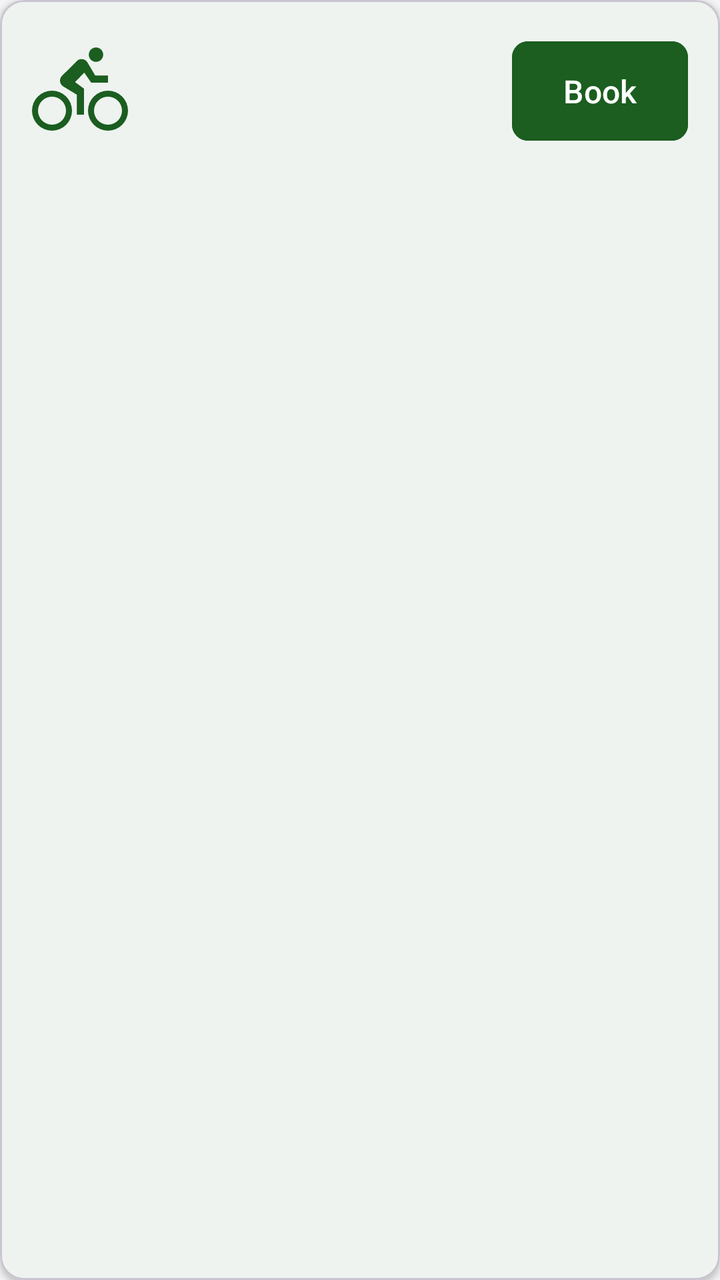
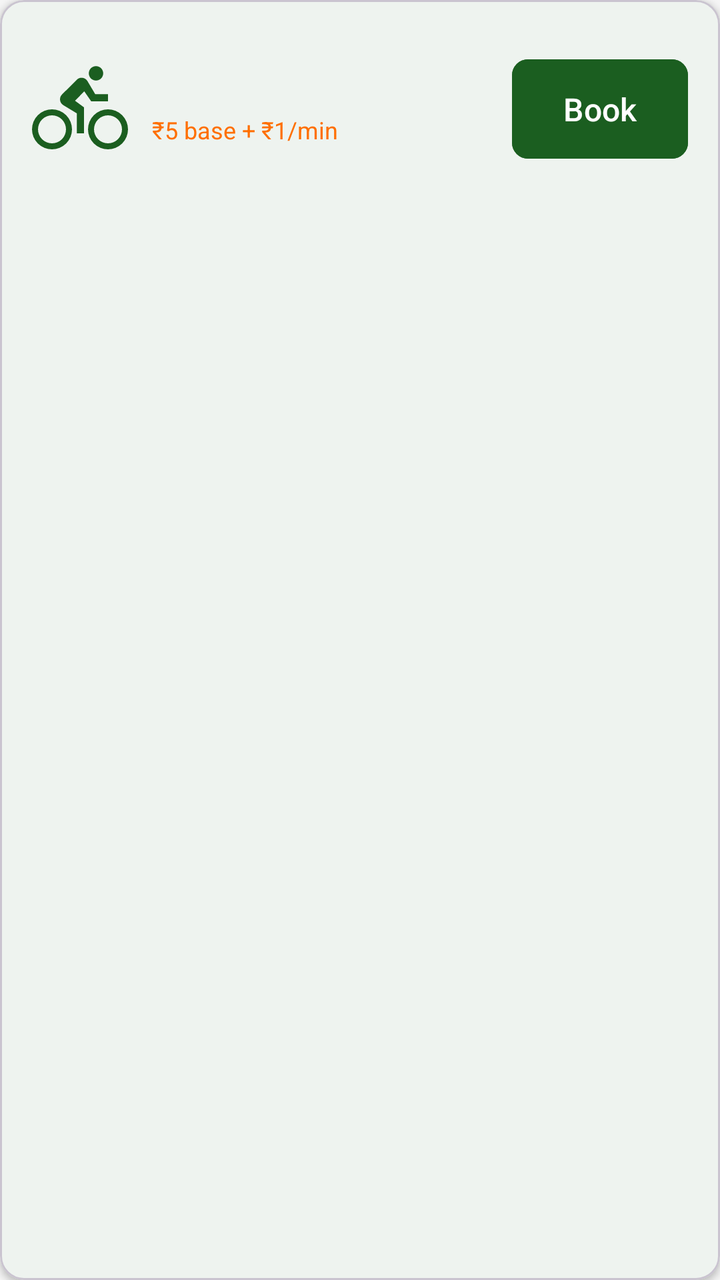

Before-and-after screenshots of an Android layout around one commit, followed by the original layout XML and the change that was made.
<!-- AndroidManifest.xml: application theme Theme.BicycleBookingApp -->
<!-- res/layout/item_bicycle.xml -->
<?xml version="1.0" encoding="utf-8"?>
<com.google.android.material.card.MaterialCardView
    xmlns:android="http://schemas.android.com/apk/res/android"
    xmlns:app="http://schemas.android.com/apk/res-auto"
    android:layout_width="match_parent"
    android:layout_height="wrap_content"
    android:layout_marginHorizontal="8dp"
    android:layout_marginVertical="4dp"
    app:cardCornerRadius="12dp"
    app:cardElevation="2dp"
    app:cardBackgroundColor="@color/colorSurface">

    <LinearLayout
        android:layout_width="match_parent"
        android:layout_height="wrap_content"
        android:gravity="center_vertical"
        android:orientation="horizontal"
        android:padding="16dp">

        <ImageView
            android:layout_width="48dp"
            android:layout_height="48dp"
            android:src="@drawable/ic_bicycle"
            android:contentDescription="Bicycle"
            android:tint="@color/colorPrimary" />

        <LinearLayout
            android:layout_width="0dp"
            android:layout_height="wrap_content"
            android:layout_marginStart="12dp"
            android:layout_weight="1"
            android:orientation="vertical">

            <TextView
                android:id="@+id/tvBicycleId"
                android:layout_width="wrap_content"
                android:layout_height="wrap_content"
                android:textColor="@color/colorTextPrimary"
                android:textSize="14sp"
                android:textStyle="bold" />

            <TextView
                android:id="@+id/tvBicycleType"
                android:layout_width="wrap_content"
                android:layout_height="wrap_content"
                android:layout_marginTop="2dp"
                android:textColor="@color/colorTextSecondary"
                android:textSize="13sp" />

            <TextView
                android:id="@+id/tvStatus"
                android:layout_width="wrap_content"
                android:layout_height="wrap_content"
                android:layout_marginTop="4dp"
                android:textSize="12sp"
                android:textStyle="bold" />
        </LinearLayout>

        <com.google.android.material.button.MaterialButton
            android:id="@+id/btnBook"
            style="@style/PrimaryButton"
            android:layout_width="wrap_content"
            android:layout_height="wrap_content"
            android:paddingStart="16dp"
            android:paddingEnd="16dp"
            android:text="Book" />

    </LinearLayout>
</com.google.android.material.card.MaterialCardView>
<!-- resources referenced by this layout -->
<resources>
  <color name="colorPrimary">#1B5E20</color>
  <color name="colorSurface">#FFFFFF</color>
  <color name="colorTextPrimary">#212121</color>
  <color name="colorTextSecondary">#757575</color>
  <!-- drawable ic_bicycle (drawable) -->
  <?xml version="1.0" encoding="utf-8"?>
  <vector xmlns:android="http://schemas.android.com/apk/res/android"
      android:width="24dp"
      android:height="24dp"
      android:viewportWidth="24"
      android:viewportHeight="24">
      <path
          android:fillColor="@android:color/black"
          android:pathData="M5,20.5A3.5,3.5 0 0,1 1.5,17A3.5,3.5 0 0,1 5,13.5A3.5,3.5 0 0,1 8.5,17A3.5,3.5 0 0,1 5,20.5M5,12A5,5 0 0,0 0,17A5,5 0 0,0 5,22A5,5 0 0,0 10,17A5,5 0 0,0 5,12M14.8,10H19V8.2H15.8L13.86,4.93C13.57,4.43 13,4.1 12.4,4.1C11.93,4.1 11.5,4.29 11.2,4.6L7.5,8.29C7.19,8.6 7,9 7,9.5C7,10.13 7.33,10.66 7.85,10.97L11.2,13V18H13V11.5L10.75,9.85L13.07,7.5M19,20.5A3.5,3.5 0 0,1 15.5,17A3.5,3.5 0 0,1 19,13.5A3.5,3.5 0 0,1 22.5,17A3.5,3.5 0 0,1 19,20.5M19,12A5,5 0 0,0 14,17A5,5 0 0,0 19,22A5,5 0 0,0 24,17A5,5 0 0,0 19,12M16,4.8C17,4.8 17.8,4 17.8,3C17.8,2 17,1.2 16,1.2C15,1.2 14.2,2 14.2,3C14.2,4 15,4.8 16,4.8Z" />
  </vector>
  <style name="PrimaryButton" parent="Widget.Material3.Button">
          <item name="android:backgroundTint">@color/colorPrimary</item>
          <item name="android:textColor">@color/white</item>
          <item name="cornerRadius">8dp</item>
          <item name="android:textSize">16sp</item>
          <item name="android:paddingTop">14dp</item>
          <item name="android:paddingBottom">14dp</item>
      </style>
  <style name="Theme.BicycleBookingApp" parent="Base.Theme.BicycleBookingApp" />
  <color name="white">#FFFFFFFF</color>
  <style name="Base.Theme.BicycleBookingApp" parent="Theme.Material3.Light.NoActionBar">
          <item name="colorPrimary">@color/colorPrimary</item>
          <item name="colorPrimaryVariant">@color/colorPrimaryDark</item>
          <item name="colorOnPrimary">@color/white</item>
          <item name="colorSecondary">@color/colorAccent</item>
          <item name="colorOnSecondary">@color/white</item>
          <item name="android:colorBackground">@color/colorBackground</item>
          <item name="colorSurface">@color/colorSurface</item>
          <item name="android:statusBarColor">@color/colorPrimary</item>
          <item name="android:navigationBarColor">@color/white</item>
      </style>
  <color name="colorPrimaryDark">#003300</color>
  <color name="colorAccent">#FF6F00</color>
  <color name="colorBackground">#F5F5F5</color>
</resources>

<!-- the commit's change to res/layout/item_bicycle.xml (unified diff, before → after) -->
@@ -48,6 +48,15 @@
                 android:textSize="13sp" />
 
             <TextView
+                android:id="@+id/tvRate"
+                android:layout_width="wrap_content"
+                android:layout_height="wrap_content"
+                android:layout_marginTop="2dp"
+                android:text="₹5 base + ₹1/min"
+                android:textColor="@color/colorAccent"
+                android:textSize="12sp" />
+
+            <TextView
                 android:id="@+id/tvStatus"
                 android:layout_width="wrap_content"
                 android:layout_height="wrap_content"
